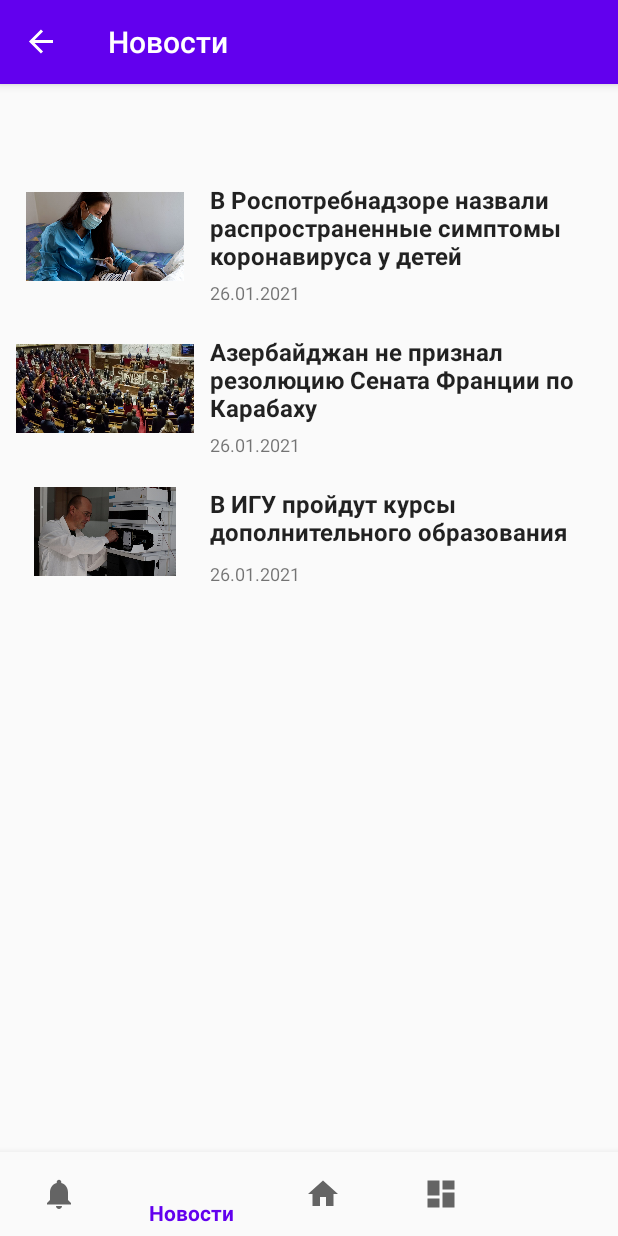
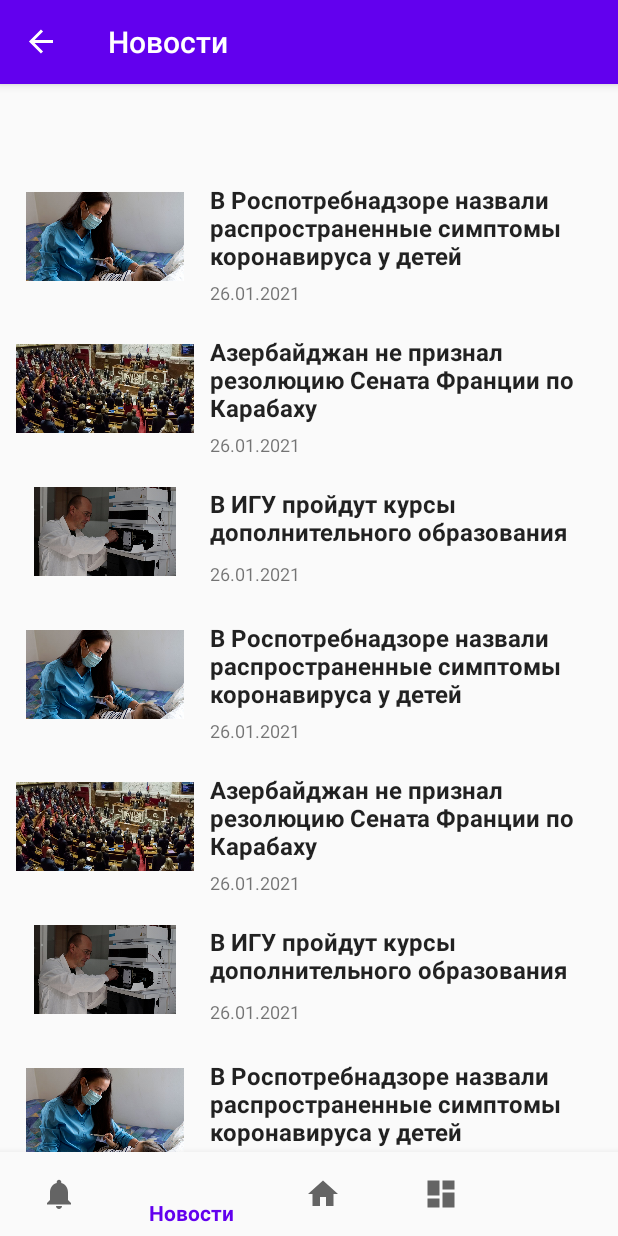
Before and after one commit to JaiRadhe/ISCKON_Irkutsk, an Android app: the NewsFragment screen opened through its navigation route, on a phone screen of 412 x 824 dp. Run offline under Robolectric (Android 15) with nearby library versions, the phone set to English and light mode, and no system bars; our stand-ins replace navigation-ui.

Commit message:
выровнял newsFull, скрыл ActionBar

```diff
--- a/app/src/main/java/com/isckon/irkutsk/ui/news/NewsFragment.java
+++ b/app/src/main/java/com/isckon/irkutsk/ui/news/NewsFragment.java
@@ -28,6 +28,12 @@ public class NewsFragment extends Fragment {
         news.add(new News(R.drawable.corona, "В Роспотребнадзоре назвали распространенные симптомы коронавируса у детей", "Температура и кашель являются наиболее распространенными симптомами коронавируса среди детей. Об этом сообщил «РИА Новости» заместитель директора по научной работе ЦНИИ эпидемиологии Роспотребнадзора Александр Горелов.", new Date()));
         news.add(new News(R.drawable.carabah, "Азербайджан не признал резолюцию Сената Франции по Карабаху", "Баку не считает резолюцию Сената Франции с призывом к правительству признать самопровозглашенную Нагорно-Карабахскую Республику (НКР) документом, заявил помощник президента Азербайджана Хикмет Гаджиев.", new Date()));
         news.add(new News(R.drawable.isu, "В ИГУ пройдут курсы дополнительного образования", "Иркутский государственный университет получил федеральный грант на организацию дополнительного образования. В вузе ожидают, что курсы посетят больше трёх тысяч слушателей. Учиться никогда не поздно, а улучшать свои профессиональные навыки — тем более.", new Date()));
+        news.add(new News(R.drawable.corona, "В Роспотребнадзоре назвали распространенные симптомы коронавируса у детей", "Температура и кашель являются наиболее распространенными симптомами коронавируса среди детей. Об этом сообщил «РИА Новости» заместитель директора по научной работе ЦНИИ эпидемиологии Роспотребнадзора Александр Горелов.", new Date()));
+        news.add(new News(R.drawable.carabah, "Азербайджан не признал резолюцию Сената Франции по Карабаху", "Баку не считает резолюцию Сената Франции с призывом к правительству признать самопровозглашенную Нагорно-Карабахскую Республику (НКР) документом, заявил помощник президента Азербайджана Хикмет Гаджиев.", new Date()));
+        news.add(new News(R.drawable.isu, "В ИГУ пройдут курсы дополнительного образования", "Иркутский государственный университет получил федеральный грант на организацию дополнительного образования. В вузе ожидают, что курсы посетят больше трёх тысяч слушателей. Учиться никогда не поздно, а улучшать свои профессиональные навыки — тем более.", new Date()));
+        news.add(new News(R.drawable.corona, "В Роспотребнадзоре назвали распространенные симптомы коронавируса у детей", "Температура и кашель являются наиболее распространенными симптомами коронавируса среди детей. Об этом сообщил «РИА Новости» заместитель директора по научной работе ЦНИИ эпидемиологии Роспотребнадзора Александр Горелов.", new Date()));
+        news.add(new News(R.drawable.carabah, "Азербайджан не признал резолюцию Сената Франции по Карабаху", "Баку не считает резолюцию Сената Франции с призывом к правительству признать самопровозглашенную Нагорно-Карабахскую Республику (НКР) документом, заявил помощник президента Азербайджана Хикмет Гаджиев.", new Date()));
+        news.add(new News(R.drawable.isu, "В ИГУ пройдут курсы дополнительного образования", "Иркутский государственный университет получил федеральный грант на организацию дополнительного образования. В вузе ожидают, что курсы посетят больше трёх тысяч слушателей. Учиться никогда не поздно, а улучшать свои профессиональные навыки — тем более.", new Date()));
     }
 
     @Nullable
--- a/app/src/main/java/com/isckon/irkutsk/ui/news/SingleNewsFull.java
+++ b/app/src/main/java/com/isckon/irkutsk/ui/news/SingleNewsFull.java
@@ -15,7 +15,7 @@ public class SingleNewsFull extends AppCompatActivity {
 private SimpleDateFormat sdf = new SimpleDateFormat("dd.MM.yyyy");
     @Override
     protected void onCreate(Bundle savedInstanceState) {
-        this.requestWindowFeature(Window.FEATURE_NO_TITLE);
+        getSupportActionBar().hide();
         super.onCreate(savedInstanceState);
         setContentView(R.layout.activity_single_news_full);
         News news = getIntent().getParcelableExtra("news");
@@ -24,6 +24,6 @@ private SimpleDateFormat sdf = new SimpleDateFormat("dd.MM.yyyy");
         TextView label = findViewById(R.id.newsFullLabel);
         image.setImageResource(news.getImage());
         mainText.setText(news.getText());
-        label.setText(news.getHeader()+"\t"+sdf.format(news.getDate()));
+        label.setText(news.getHeader());
     }
 }
--- a/app/src/main/res/layout/fragment_news.xml
+++ b/app/src/main/res/layout/fragment_news.xml
@@ -1,17 +1,19 @@
 <?xml version="1.0" encoding="utf-8"?>
 <androidx.constraintlayout.widget.ConstraintLayout xmlns:android="http://schemas.android.com/apk/res/android"
-                                                   xmlns:app="http://schemas.android.com/apk/res-auto"
-                                                   xmlns:tools="http://schemas.android.com/tools"
-                                                   android:layout_width="match_parent"
-                                                   android:layout_height="match_parent"
-                                                   tools:context=".ui.news.NewsFragment"
-                                                   android:id="@+id/frameLayout">
+    xmlns:app="http://schemas.android.com/apk/res-auto"
+    xmlns:tools="http://schemas.android.com/tools"
+    android:id="@+id/frameLayout"
+    android:layout_width="match_parent"
+    android:layout_height="match_parent"
+    tools:context=".ui.news.NewsFragment">
 
     <androidx.recyclerview.widget.RecyclerView
-            android:layout_width="0dp"
-            android:layout_height="wrap_content" android:id="@+id/recylerView"
-            app:layout_constraintEnd_toEndOf="parent" app:layout_constraintStart_toStartOf="parent"
-            android:outlineProvider="bounds" app:layout_constraintTop_toTopOf="parent"
-            app:layoutManager="androidx.recyclerview.widget.LinearLayoutManager">
-    </androidx.recyclerview.widget.RecyclerView>
+        android:id="@+id/recylerView"
+        android:layout_width="match_parent"
+        android:layout_height="match_parent"
+        android:outlineProvider="bounds"
+        app:layoutManager="androidx.recyclerview.widget.LinearLayoutManager"
+        app:layout_constraintEnd_toEndOf="parent"
+        app:layout_constraintStart_toStartOf="parent"
+        app:layout_constraintTop_toTopOf="parent"></androidx.recyclerview.widget.RecyclerView>
 </androidx.constraintlayout.widget.ConstraintLayout>
```
Also changed, not shown: app/src/main/res/layout/activity_single_news_full.xml (+18 -10 lines).
